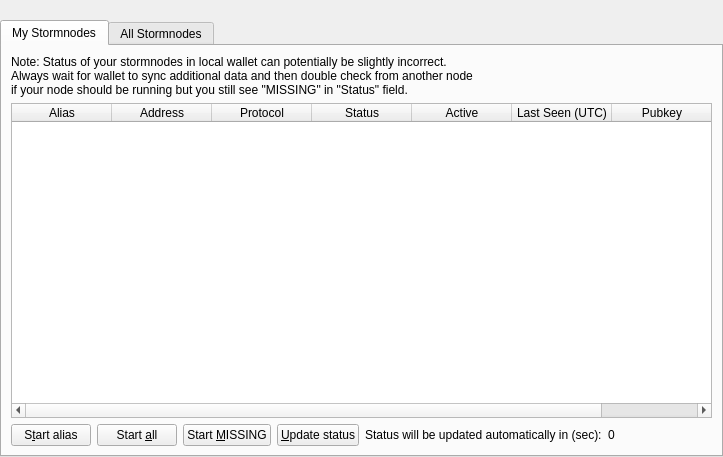
Old version of the form src/qt/forms/stormnodelist.ui in the repository duality-solutions/Dynamic.
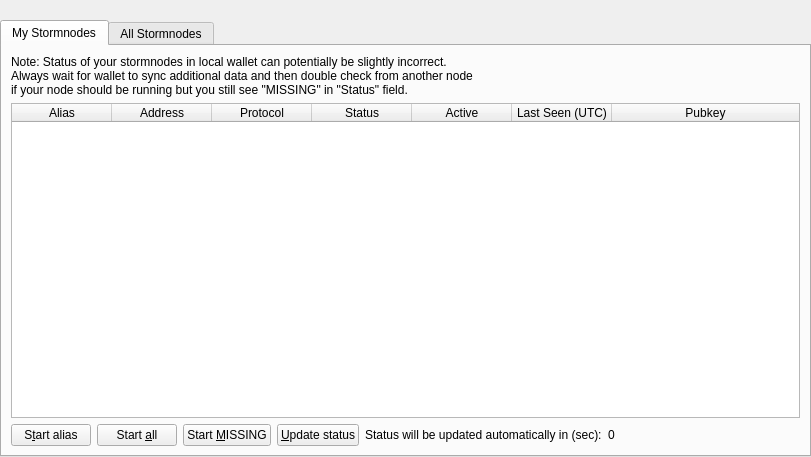
New version of the form.

Commit message: Left-Align Tabs

The edit to the form file:
```diff
--- a/src/qt/forms/stormnodelist.ui
+++ b/src/qt/forms/stormnodelist.ui
@@ -6,7 +6,7 @@
    <rect>
     <x>0</x>
     <y>0</y>
-    <width>723</width>
+    <width>811</width>
     <height>457</height>
    </rect>
   </property>
@@ -46,6 +46,10 @@
      </item>
      <item>
       <widget class="QTabWidget" name="tabWidget">
+       <property name="styleSheet">
+        <string notr="true">QTabWidget:tab-bar { alignment: left }
+QTabBar { alignment: left; }</string>
+       </property>
        <property name="currentIndex">
         <number>0</number>
        </property>
```
Left out of the diff: 8 changed lines with no effect on the pictures. The commit also changes 2 other files.
